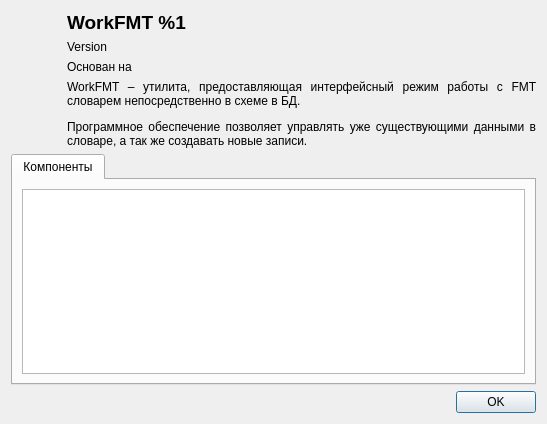
The window that FmtLib/ui/aboutdlg.ui (Smitt64/WorkFMT) describes before a commit, drawn with Qt 5.
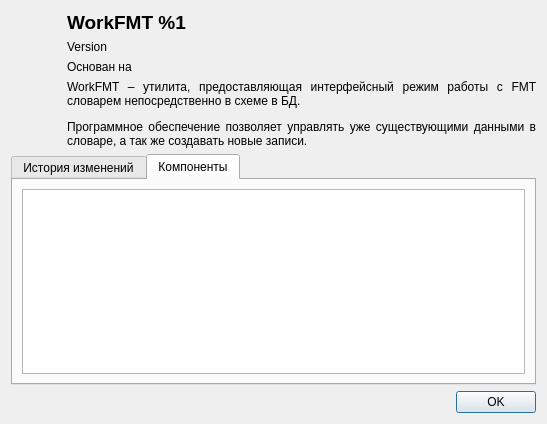
The same window after the commit. Icons and pictures are not drawn.

```diff
--- a/FmtLib/ui/aboutdlg.ui
+++ b/FmtLib/ui/aboutdlg.ui
@@ -95,6 +95,11 @@
      <property name="currentIndex">
       <number>0</number>
      </property>
+     <widget class="QWidget" name="tab">
+      <attribute name="title">
+       <string>История изменений</string>
+      </attribute>
+     </widget>
      <widget class="QWidget" name="tab_2">
       <attribute name="title">
        <string>Компоненты</string>
```
Left out of the diff: 2 changed lines with no effect on the pictures.
